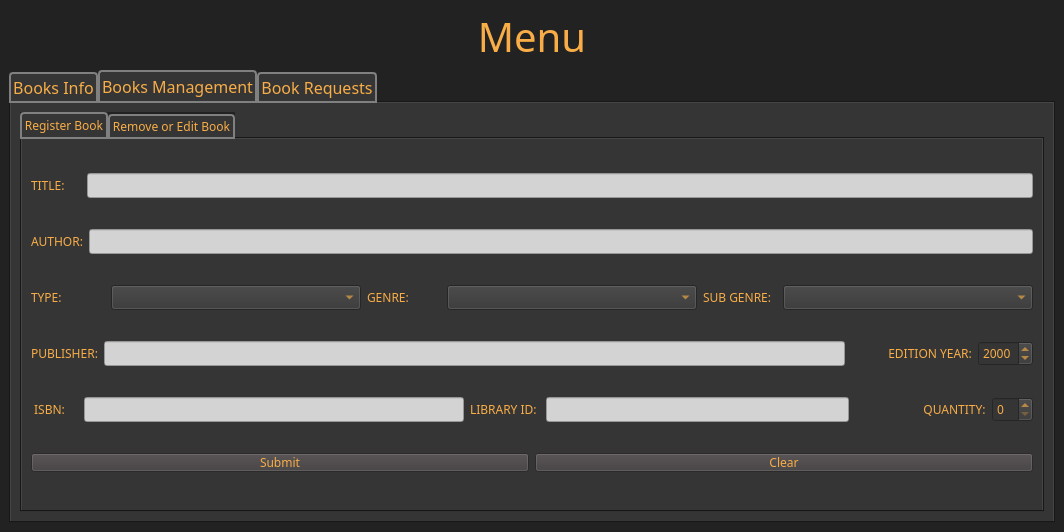
This is mainwindow.ui in DistroRickDev/lms_oop_qt as Qt 5 draws it before an edit. The edited form follows.
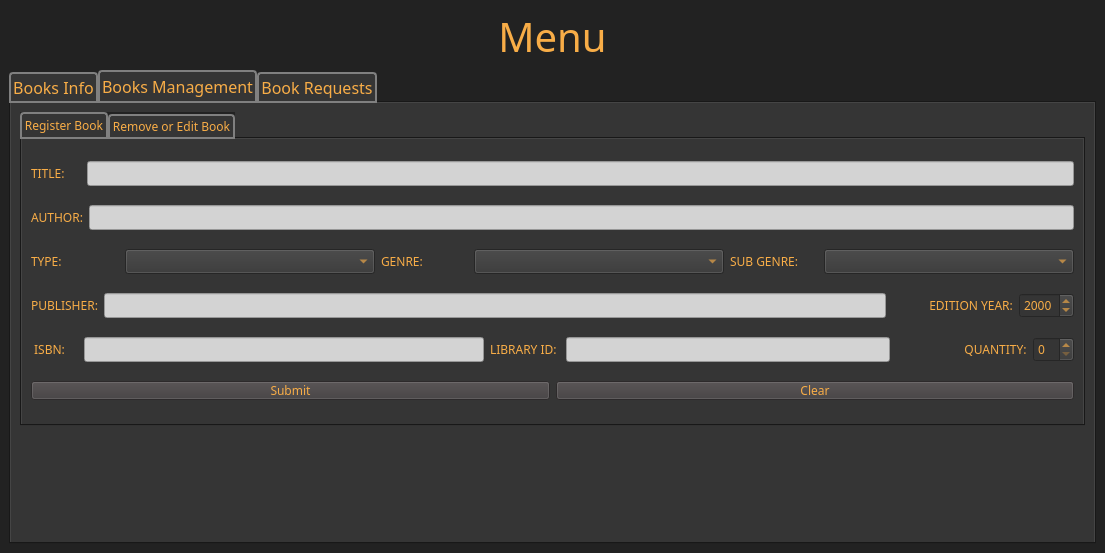
This is the edited form.

```diff
--- a/mainwindow.ui
+++ b/mainwindow.ui
@@ -6,8 +6,8 @@
    <rect>
     <x>0</x>
     <y>0</y>
-    <width>1064</width>
-    <height>532</height>
+    <width>1105</width>
+    <height>553</height>
    </rect>
   </property>
   <property name="font">
@@ -703,6 +703,19 @@
             </widget>
            </widget>
           </item>
+          <item>
+           <spacer name="verticalSpacer">
+            <property name="orientation">
+             <enum>Qt::Vertical</enum>
+            </property>
+            <property name="sizeHint" stdset="0">
+             <size>
+              <width>20</width>
+              <height>40</height>
+             </size>
+            </property>
+           </spacer>
+          </item>
          </layout>
         </widget>
         <widget class="QWidget" name="info_tab">
```
